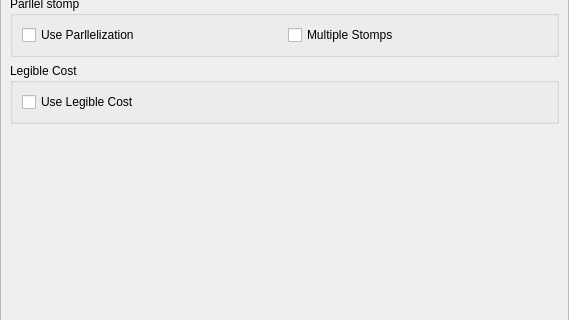
jmainpri/move3d-studio, file src/move3d-qt-gui-libs/src/qtMainInterface/sideWidgets/qtHriGesture.ui: the form before one commit; both pictures show x 0 to 569 and y 514 to 834 of the 569 by 991 pixel window.
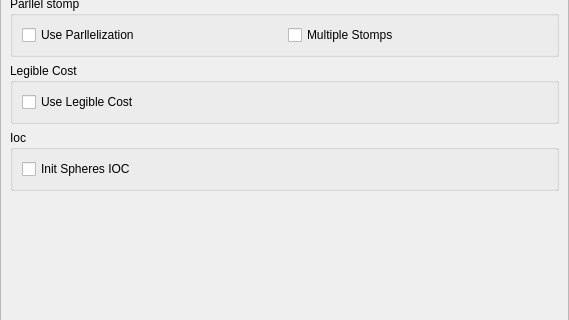
The form after the commit.

Diff of the .ui file:
```diff
--- a/src/move3d-qt-gui-libs/src/qtMainInterface/sideWidgets/qtHriGesture.ui
+++ b/src/move3d-qt-gui-libs/src/qtMainInterface/sideWidgets/qtHriGesture.ui
@@ -281,6 +281,22 @@
          </layout>
         </widget>
        </item>
+       <item>
+        <widget class="QGroupBox" name="groupBox_6">
+         <property name="title">
+          <string>Ioc</string>
+         </property>
+         <layout class="QVBoxLayout" name="verticalLayout_2">
+          <item>
+           <widget class="QCheckBox" name="checkBoxInitSphereCost">
+            <property name="text">
+             <string>Init Spheres IOC</string>
+            </property>
+           </widget>
+          </item>
+         </layout>
+        </widget>
+       </item>
        <item>
         <spacer name="verticalSpacer">
          <property name="orientation">
```
